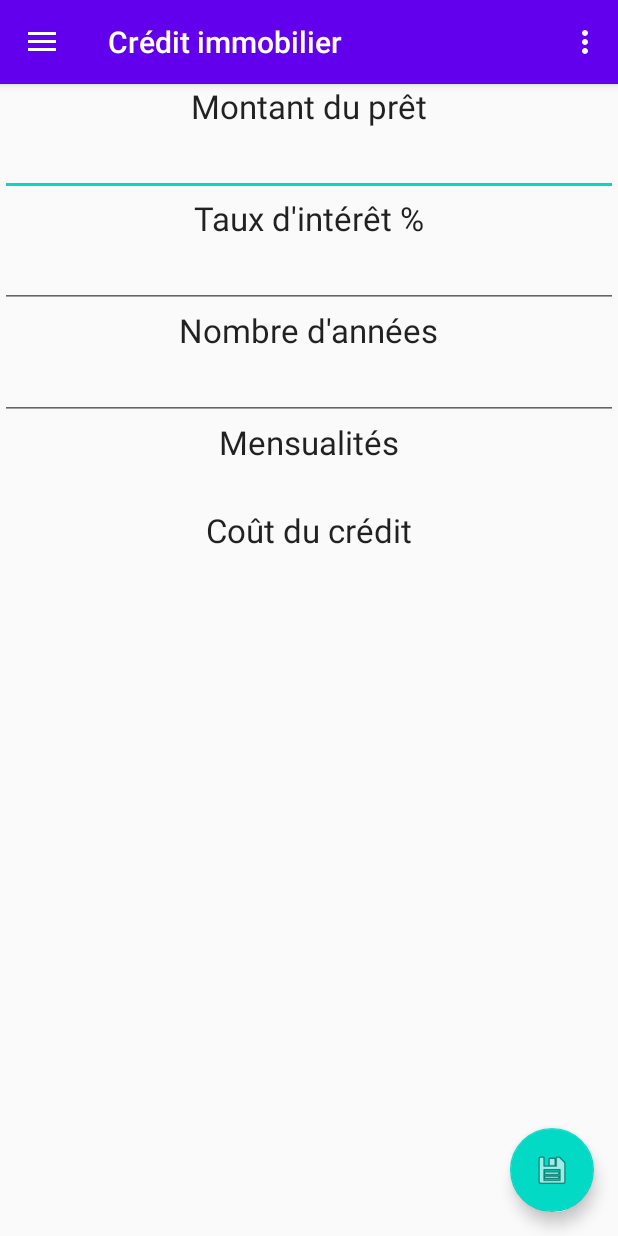
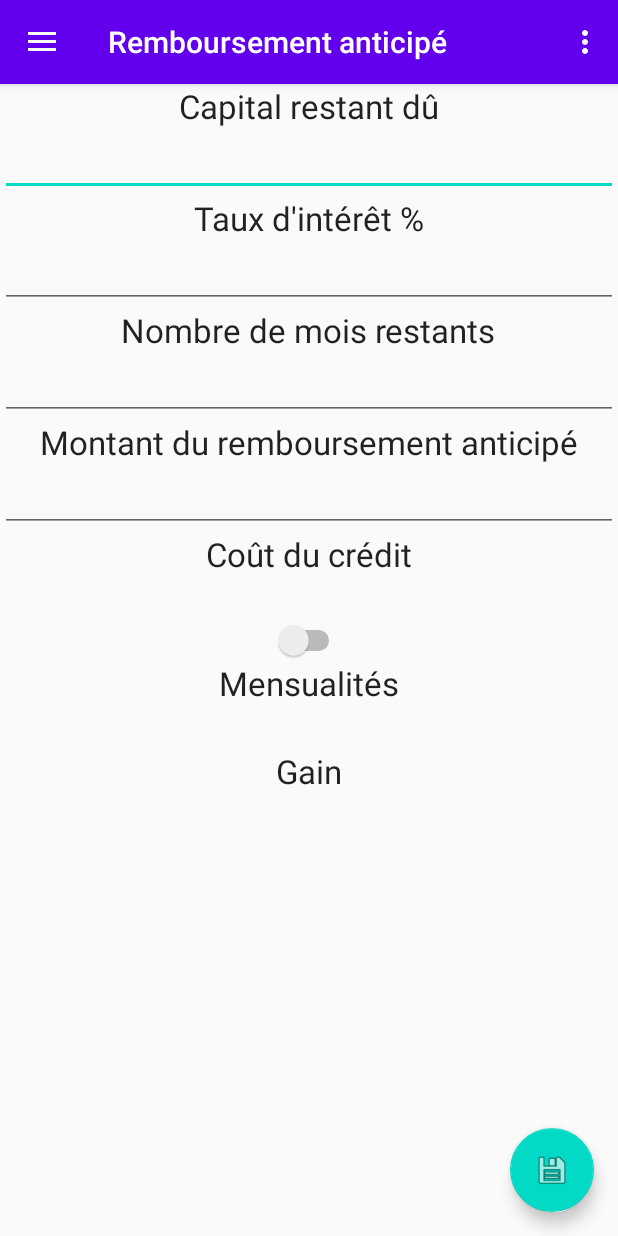
Before and after one commit to cromod/EasyInterest, an Android app: the screen it shows after launch (MainActivity), in the side drawer, after a tap on "Remboursement anticipé", on a phone screen of 412 x 824 dp. Run offline under Robolectric (Android 15) with nearby library versions, the light colour scheme and no system bars.

Commit message:
Add a fragment for loan prepayment

```diff
--- a/app/src/main/java/fr/cromod/easyinterest/Calculator.kt
+++ b/app/src/main/java/fr/cromod/easyinterest/Calculator.kt
@@ -28,7 +28,7 @@ abstract class Calculator {
             return result
         }
 
-        fun monthlyPayment( loanAmount: Float, interestRate: Float, nbOfMonths: Int, prepayment: Float = 0F ): Float
+        fun monthlyPayment( loanAmount: Float, interestRate: Float, nbOfMonths: Float, prepayment: Float = 0F ): Float
         {
             val factor: Float = interestRate / (100 * 12)
             val denominator: Float = 1 - 1 / (1+factor).pow(nbOfMonths)
@@ -45,7 +45,7 @@ abstract class Calculator {
 
         fun loanCost(loanAmount: Float, monthlyPayment: Float, nbOfMonths: Float, prepayment: Float = 0F): Float
         {
-            return monthlyPayment * nbOfMonths - loanAmount - prepayment
+            return monthlyPayment * nbOfMonths - loanAmount + prepayment
         }
     }
 }
--- /dev/null
+++ b/app/src/main/java/fr/cromod/easyinterest/LoanPrepaymentFragment.kt
@@ -0,0 +1,124 @@
+package fr.cromod.easyinterest
+
+import android.os.Bundle
+import android.view.LayoutInflater
+import android.view.View
+import android.view.ViewGroup
+import kotlinx.android.synthetic.main.loan_prepayment.*
+
+class LoanPrepaymentFragment() : AbstractFragment() {
+
+    companion object
+    {
+        private var instance: LoanPrepaymentFragment? = null
+
+        fun newInstance(): LoanPrepaymentFragment?
+        {
+            if (instance == null) instance = LoanPrepaymentFragment()
+            return instance
+        }
+    }
+
+    override fun onCreateView(inflater: LayoutInflater,
+                              container: ViewGroup?,
+                              savedInstanceState: Bundle?): View?
+    {
+        return inflater.inflate(R.layout.loan_prepayment, container, false)
+    }
+
+    override fun onActivityCreated(savedInstanceState: Bundle?)
+    {
+        super.onActivityCreated(savedInstanceState)
+
+        listenTextChanged(edit_remaining_capital)
+        listenTextChanged(edit_remaining_duration)
+        listenTextChanged(edit_interest_rate)
+        listenTextChanged(edit_prepayment_amount)
+
+        listenResultTypeChanged()
+    }
+
+    private fun listenResultTypeChanged()
+    {
+        switch_result.setOnClickListener {
+            updateResult()
+            label_prepayment_result.setText(if(switch_result.isChecked) R.string.remaining_months_after else R.string.monthly_payment)
+        }
+    }
+
+    override fun updateResult()
+    {
+        // Initial values
+        val initialRemainingDuration: Int = if(edit_remaining_duration.text.isEmpty()) 0 else edit_remaining_duration.text.toString().toInt()
+
+        val initialMonthlyPayment = Calculator.monthlyPayment(
+            loanAmount = if(edit_remaining_capital.text.isEmpty()) 0F else edit_remaining_capital.text.toString().toFloat(),
+            interestRate = if(edit_interest_rate.text.isEmpty()) 0F else edit_interest_rate.text.toString().toFloat(),
+            nbOfMonths = initialRemainingDuration.toFloat()
+        )
+
+        val prepayment: Float = if(edit_prepayment_amount.text.isEmpty()) 0F else edit_prepayment_amount.text.toString().toFloat()
+
+        // Compute results according to the selected type
+        var result: Float = 0F
+        var gain: Float = 0F
+        var loanCost: Float = 0F
+        if (switch_result.isChecked)
+        {
+            result = Calculator.loanDuration(
+                loanAmount = if(edit_remaining_capital.text.isEmpty()) 0F else edit_remaining_capital.text.toString().toFloat(),
+                interestRate = if(edit_interest_rate.text.isEmpty()) 0F else edit_interest_rate.text.toString().toFloat(),
+                monthlyPayment = initialMonthlyPayment,
+                prepayment = prepayment
+            )
+
+            gain = initialRemainingDuration.toFloat() - result
+
+            loanCost = Calculator.loanCost(
+                loanAmount = if(edit_remaining_capital.text.isEmpty()) 0F else edit_remaining_capital.text.toString().toFloat(),
+                monthlyPayment = initialMonthlyPayment,
+                nbOfMonths = result,
+                prepayment = prepayment
+            )
+
+            result = Calculator.roundFloat(result, 0)
+            gain = Calculator.roundFloat(gain, 0)
+        }
+        else
+        {
+            result = Calculator.monthlyPayment(
+                loanAmount = if(edit_remaining_capital.text.isEmpty()) 0F else edit_remaining_capital.text.toString().toFloat(),
+                interestRate = if(edit_interest_rate.text.isEmpty()) 0F else edit_interest_rate.text.toString().toFloat(),
+                nbOfMonths = initialRemainingDuration.toFloat(),
+                prepayment = prepayment
+            )
+
+            gain = initialMonthlyPayment - result
+
+            loanCost = Calculator.loanCost(
+                loanAmount = if(edit_remaining_capital.text.isEmpty()) 0F else edit_remaining_capital.text.toString().toFloat(),
+                monthlyPayment = result,
+                nbOfMonths = initialRemainingDuration.toFloat(),
+                prepayment = prepayment
+            )
+
+            result = Calculator.roundFloat(result)
+            gain = Calculator.roundFloat(gain)
+        }
+        loanCost = Calculator.roundFloat(loanCost)
+
+        // Display results
+        prepayment_result.text = if (result.isFinite()) {
+            beautifyNumber(result.toBigDecimal().toPlainString())
+        } else ""
+
+        prepayment_gain.text = if (gain.isFinite()) {
+            beautifyNumber(gain.toBigDecimal().toPlainString())
+        } else ""
+
+        result_loan_cost.text = if (loanCost.isFinite()) {
+            beautifyNumber(loanCost.toBigDecimal().toPlainString())
+        } else ""
+    }
+
+}
--- a/app/src/main/java/fr/cromod/easyinterest/MainActivity.kt
+++ b/app/src/main/java/fr/cromod/easyinterest/MainActivity.kt
@@ -78,6 +78,7 @@ class MainActivity : AppCompatActivity(), NavigationView.OnNavigationItemSelecte
         when(item.itemId){
             R.id.compound_interest -> loadFragment(CompoundInterestFragment.newInstance(), R.string.compound_interest)
             R.id.property_loan -> loadFragment(PropertyLoanFragment.newInstance(), R.string.property_loan)
+            R.id.loan_prepayment -> loadFragment(LoanPrepaymentFragment.newInstance(), R.string.loan_prepayment)
         }
         drawer_layout.closeDrawer(GravityCompat.START)
         return true
--- a/app/src/main/java/fr/cromod/easyinterest/PropertyLoanFragment.kt
+++ b/app/src/main/java/fr/cromod/easyinterest/PropertyLoanFragment.kt
@@ -40,7 +40,7 @@ class PropertyLoanFragment() : AbstractFragment() {
         var monthlyPayment = Calculator.monthlyPayment(
             loanAmount = if(edit_loan_amount.text.isEmpty()) 0F else edit_loan_amount.text.toString().toFloat(),
             interestRate = if(edit_interest_rate.text.isEmpty()) 0F else edit_interest_rate.text.toString().toFloat(),
-            nbOfMonths = if(edit_loan_duration.text.isEmpty()) 0 else edit_loan_duration.text.toString().toInt() * 12
+            nbOfMonths = if(edit_loan_duration.text.isEmpty()) 0F else edit_loan_duration.text.toString().toFloat() * 12
         )
 
         var loanCost = Calculator.loanCost(
--- a/app/src/main/res/layout/compound_interest.xml
+++ b/app/src/main/res/layout/compound_interest.xml
@@ -41,7 +41,8 @@
         android:layout_width="wrap_content"
         android:layout_height="wrap_content"
         android:layout_centerHorizontal="true"
-        android:layout_below="@id/label_savings"/>
+        android:layout_below="@id/label_savings"
+        />
 
     <TextView
         android:id="@+id/label_frequency"
--- /dev/null
+++ b/app/src/main/res/layout/loan_prepayment.xml
@@ -0,0 +1,157 @@
+<?xml version="1.0" encoding="utf-8"?>
+<RelativeLayout
+    xmlns:android="http://schemas.android.com/apk/res/android"
+    xmlns:app="http://schemas.android.com/apk/res-auto"
+    xmlns:tools="http://schemas.android.com/tools"
+    android:layout_width="match_parent"
+    android:layout_height="match_parent"
+    tools:context=".MainActivity">
+
+    <TextView
+        android:id="@+id/label_remaining_capital"
+        android:layout_width="wrap_content"
+        android:layout_height="wrap_content"
+        android:layout_centerHorizontal="true"
+        android:text="@string/remaining_capital"
+        android:textAppearance="?android:textAppearanceLarge"
+        />
+
+    <EditText
+        android:id="@+id/edit_remaining_capital"
+        android:layout_width="match_parent"
+        android:layout_height="wrap_content"
+        android:gravity="center"
+        android:layout_below="@id/label_remaining_capital"
+        android:text=""
+        android:inputType="numberDecimal"
+        />
+
+    <TextView
+        android:id="@+id/label_interest_rate"
+        android:layout_width="wrap_content"
+        android:layout_height="wrap_content"
+        android:layout_centerHorizontal="true"
+        android:layout_below="@id/edit_remaining_capital"
+        android:text="@string/interest_rate"
+        android:textAppearance="?android:textAppearanceLarge"
+        />
+
+    <EditText
+        android:id="@+id/edit_interest_rate"
+        android:layout_width="match_parent"
+        android:layout_height="wrap_content"
+        android:gravity="center"
+        android:layout_below="@id/label_interest_rate"
+        android:text=""
+        android:inputType="numberDecimal"
+        />
+
+    <TextView
+        android:id="@+id/label_remaining_duration"
+        android:layout_width="wrap_content"
+        android:layout_height="wrap_content"
+        android:layout_centerHorizontal="true"
+        android:layout_below="@id/edit_interest_rate"
+        android:text="@string/remaining_months"
+        android:textAppearance="?android:textAppearanceLarge"
+        />
+
+    <EditText
+        android:id="@+id/edit_remaining_duration"
+        android:layout_width="match_parent"
+        android:layout_height="wrap_content"
+        android:gravity="center"
+        android:layout_below="@id/label_remaining_duration"
+        android:text=""
+        android:inputType="number"
+        />
+
+    <TextView
+        android:id="@+id/label_prepayment_amount"
+        android:layout_width="wrap_content"
+        android:layout_height="wrap_content"
+        android:layout_centerHorizontal="true"
+        android:layout_below="@id/edit_remaining_duration"
+        android:text="@string/prepayment_amount"
+        android:textAppearance="?android:textAppearanceLarge"
+        />
+
+    <EditText
+        android:id="@+id/edit_prepayment_amount"
+        android:layout_width="match_parent"
+        android:layout_height="wrap_content"
+        android:gravity="center"
+        android:layout_below="@id/label_prepayment_amount"
+        android:text=""
+        android:inputType="numberDecimal"
+        />
+
+    <TextView
+        android:id="@+id/label_loan_cost"
+        android:layout_width="wrap_content"
+        android:layout_height="wrap_content"
+        android:layout_centerHorizontal="true"
+        android:layout_below="@id/edit_prepayment_amount"
+        android:text="@string/credit_cost"
+        android:textAppearance="?android:textAppearanceLarge"
+        />
+
+    <TextView
+        android:id="@+id/result_loan_cost"
+        android:layout_width="match_parent"
+        android:layout_height="wrap_content"
+        android:layout_centerHorizontal="true"
+        android:gravity="center"
+        android:layout_below="@id/label_loan_cost"
+        android:textAppearance="?android:textAppearanceLarge"
+        />
+
+    <Switch
+        android:id="@+id/switch_result"
+        android:layout_width="wrap_content"
+        android:layout_height="wrap_content"
+        android:layout_centerHorizontal="true"
+        android:layout_below="@id/result_loan_cost"
+        />
+
+    <TextView
+        android:id="@+id/label_prepayment_result"
+        android:layout_width="wrap_content"
+        android:layout_height="wrap_content"
+        android:layout_centerHorizontal="true"
+        android:layout_below="@id/switch_result"
+        android:text="@string/monthly_payment"
+        android:textAppearance="?android:textAppearanceLarge"
+        />
+
+    <TextView
+        android:id="@+id/prepayment_result"
+        android:layout_width="match_parent"
+        android:layout_height="wrap_content"
+        android:layout_centerHorizontal="true"
+        android:gravity="center"
+        android:layout_below="@id/label_prepayment_result"
+        android:textAppearance="?android:textAppearanceLarge"
+        />
+
+    <TextView
+        android:id="@+id/label_prepayment_gain"
+        android:layout_width="wrap_content"
+        android:layout_height="wrap_content"
+        android:layout_centerHorizontal="true"
+        android:layout_below="@id/prepayment_result"
+        android:text="@string/gain"
+        android:textAppearance="?android:textAppearanceLarge"
+        />
+
+    <TextView
+        android:id="@+id/prepayment_gain"
+        android:layout_width="match_parent"
+        android:layout_height="wrap_content"
+        android:layout_centerHorizontal="true"
+        android:gravity="center"
+        android:layout_below="@id/label_prepayment_gain"
+        android:textAppearance="?android:textAppearanceLarge"
+        />
+
+</RelativeLayout>
--- a/app/src/main/res/values/strings.xml
+++ b/app/src/main/res/values/strings.xml
@@ -19,4 +19,9 @@
     <string name="property_loan">Crédit immobilier</string>
     <string name="loan_prepayment">Remboursement anticipé</string>
     <string name="loan_repurchase">Rachat de crédit</string>
+    <string name="remaining_capital">Capital restant dû</string>
+    <string name="remaining_months">Nombre de mois restants</string>
+    <string name="remaining_months_after">Durée après remboursement</string>
+    <string name="prepayment_amount">Montant du remboursement anticipé</string>
+    <string name="gain">Gain</string>
 </resources>
```
